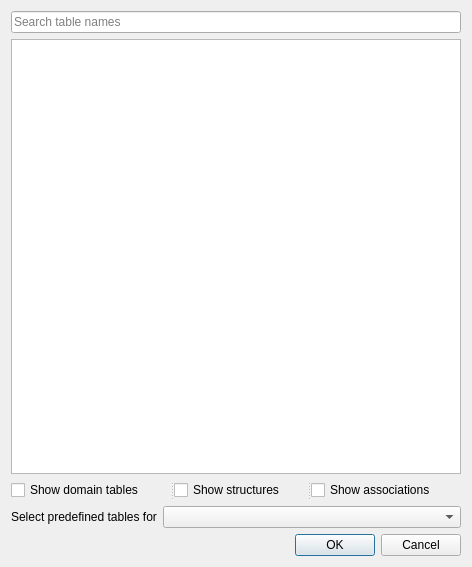
Above: asistente_ladm_col/ui/dlg_load_layers.ui from SwissTierrasColombia/Asistente-LADM-COL before the change. Below: the same form after it.
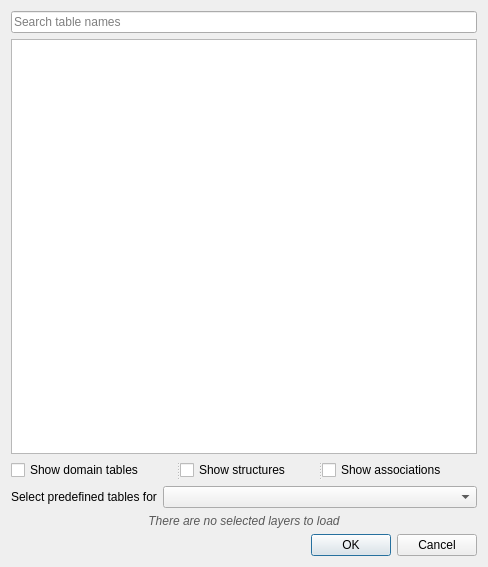
That is the form after the change.

Commit message: Load layers dialog: Show label with selected layers count to keep track of them

Diff of the .ui file:
```diff
--- a/asistente_ladm_col/ui/dlg_load_layers.ui
+++ b/asistente_ladm_col/ui/dlg_load_layers.ui
@@ -6,7 +6,7 @@
    <rect>
     <x>0</x>
     <y>0</y>
-    <width>472</width>
+    <width>488</width>
     <height>567</height>
    </rect>
   </property>
@@ -32,6 +32,11 @@
      <attribute name="headerVisible">
       <bool>false</bool>
      </attribute>
+     <column>
+      <property name="text">
+       <string notr="true">1</string>
+      </property>
+     </column>
     </widget>
    </item>
    <item row="2" column="0" colspan="2">
@@ -66,7 +71,7 @@
    <item row="3" column="1">
     <widget class="QComboBox" name="cbo_select_predefined_tables"/>
    </item>
-   <item row="4" column="1">
+   <item row="5" column="1">
     <widget class="QDialogButtonBox" name="buttonBox">
      <property name="orientation">
       <enum>Qt::Horizontal</enum>
@@ -76,6 +81,85 @@
      </property>
     </widget>
    </item>
+   <item row="4" column="0" colspan="2">
+    <widget class="QLabel" name="lbl_selected_count">
+     <property name="palette">
+      <palette>
+       <active>
+        <colorrole role="WindowText">
+         <brush brushstyle="SolidPattern">
+          <color alpha="255">
+           <red>90</red>
+           <green>90</green>
+           <blue>90</blue>
+          </color>
+         </brush>
+        </colorrole>
+        <colorrole role="Text">
+         <brush brushstyle="SolidPattern">
+          <color alpha="255">
+           <red>0</red>
+           <green>0</green>
+           <blue>0</blue>
+          </color>
+         </brush>
+        </colorrole>
+       </active>
+       <inactive>
+        <colorrole role="WindowText">
+         <brush brushstyle="SolidPattern">
+          <color alpha="255">
+           <red>90</red>
+           <green>90</green>
+           <blue>90</blue>
+          </color>
+         </brush>
+        </colorrole>
+        <colorrole role="Text">
+         <brush brushstyle="SolidPattern">
+          <color alpha="255">
+           <red>0</red>
+           <green>0</green>
+           <blue>0</blue>
+          </color>
+         </brush>
+        </colorrole>
+       </inactive>
+       <disabled>
+        <colorrole role="WindowText">
+         <brush brushstyle="SolidPattern">
+          <color alpha="255">
+           <red>123</red>
+           <green>123</green>
+           <blue>123</blue>
+          </color>
+         </brush>
+        </colorrole>
+        <colorrole role="Text">
+         <brush brushstyle="SolidPattern">
+          <color alpha="255">
+           <red>123</red>
+           <green>123</green>
+           <blue>123</blue>
+          </color>
+         </brush>
+        </colorrole>
+       </disabled>
+      </palette>
+     </property>
+     <property name="font">
+      <font>
+       <italic>true</italic>
+      </font>
+     </property>
+     <property name="text">
+      <string>There are no selected layers to load</string>
+     </property>
+     <property name="alignment">
+      <set>Qt::AlignCenter</set>
+     </property>
+    </widget>
+   </item>
   </layout>
  </widget>
  <resources/>
```
The commit also changes 1 other file.
